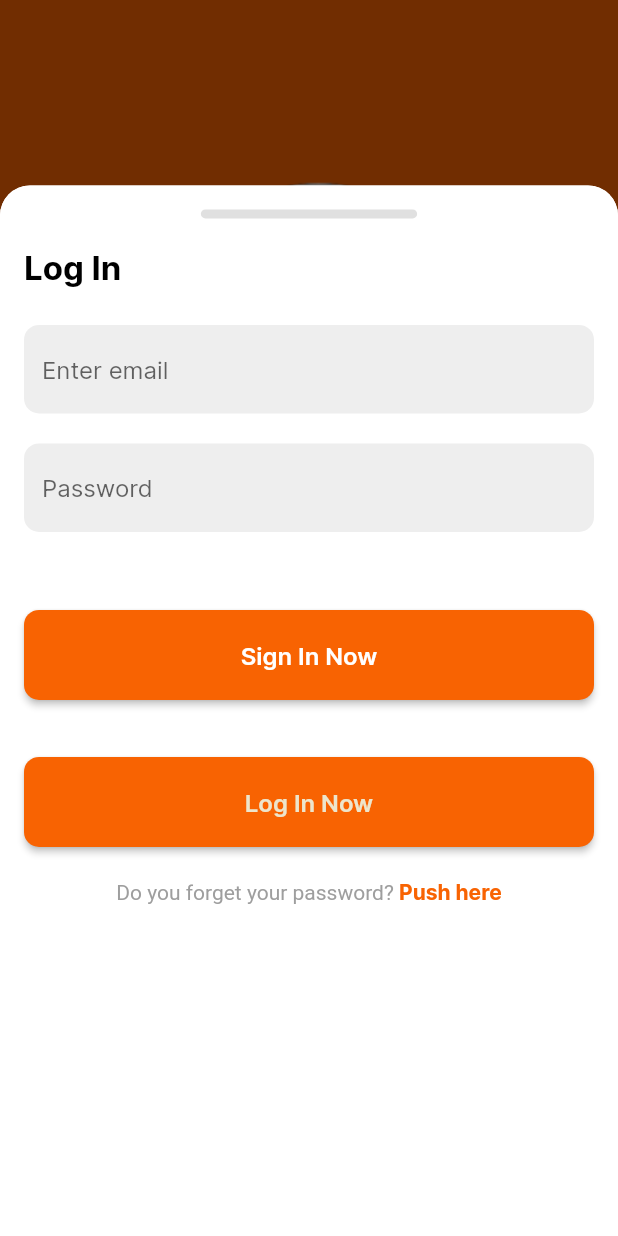
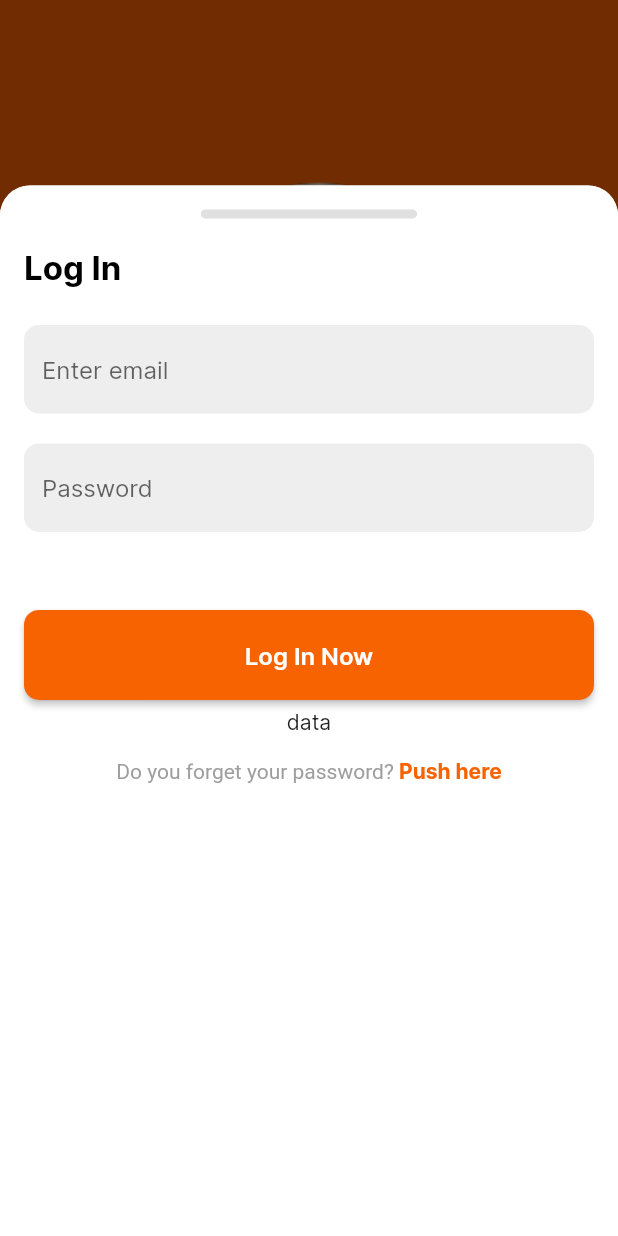
Before and after one commit to Caterina2001/Ttumble, a Flutter app: the LoginPage screen opened directly, after a tap on "Log In", on a phone screen of 412 x 824 dp. Run offline on Flutter 3.47's test engine with Material 2 defaults, Android fonts, the phone set to English and light mode, and no system bars; our stand-ins replace bloc, curved_navigation_bar, dio, email_validator, equatable, flutter_bloc and 6 more; missing offline and left inert: expansion_card, flutter_phone_direct_caller; network calls fail; project files that could hold a hidden picture were left out.

Commit message:
Login Nitido

```diff
--- a/lib/views/widgets/modals/login_modalprueba.dart
+++ b/lib/views/widgets/modals/login_modalprueba.dart
@@ -1,5 +1,8 @@
+import 'dart:convert';
+
 import 'package:email_validator/email_validator.dart';
 import 'package:flutter/material.dart';
+import 'package:http/http.dart';
 import 'package:ttumble/views/screens/home_page.dart';
 import '../../../services/login_service.dart';
 import '../../screens/location.dart';
@@ -30,6 +33,37 @@ class LoginModal extends State<LoginModall> {
 
   final TextEditingController userController = TextEditingController();
   final TextEditingController passController = TextEditingController();
+  void login(String user, pass) async {
+    try {
+      Response response = await post(
+          Uri.parse(
+              'https://en2gomas.com/api.tumble/controller/usuarioController.php?op=login'),
+          body: {'user': user, 'pass': pass});
+
+      if (response.statusCode == 200) {
+        var data = jsonDecode(response.body.toString());
+        /* print(data);
+
+        print(data[0]['usu_id']);  */ //
+        if (data == 'No encontrado') {
+          print('Usuario no encontrado, intente de nuevo');
+          _showMyDialog();
+        } else {
+          print(data);
+
+          print(data[0]['usu_id']);
+          Navigator.push(
+              context, MaterialPageRoute(builder: (context) => Location()));
+        }
+        //print('Login successfully');
+      } else {
+        print('failed');
+      }
+    } catch (e) {
+      print(e.toString());
+    }
+  }
+
   Future<LogIn>? _futureLogIn;
   final formKey = GlobalKey<FormState>();
 
@@ -80,45 +114,8 @@ class LoginModal extends State<LoginModall> {
                   ),
                 ),
                 (_futureLogIn == null) ? buildColumn() : buildFutureBuilder(),
-                // Form
-                /* CustomTextField(
-                title: 'E-Mail',
-                hint: 'yourmail@mail.com',
-                margin: EdgeInsets.all(0.0),
-                padding: EdgeInsets.all(10.0),
-              ),
-              CustomTextField(
-                title: 'Password',
-                hint: '**********',
-                obsecureText: true,
-                margin: EdgeInsets.only(top: 16),
-                padding: EdgeInsets.all(10.0),
-              ), */
+
                 // Log in Button
-
-                Container(
-                  margin: EdgeInsets.only(top: 32, bottom: 6),
-                  width: MediaQuery.of(context).size.width,
-                  height: 60,
-                  child: ElevatedButton(
-                    onPressed: () {
-                      Navigator.of(context).pop();
-                      Navigator.of(context).pushReplacement(
-                          MaterialPageRoute(builder: (context) => Location()));
-                    },
-                    child: Text('Log In Now',
-                        style: TextStyle(
-                            color: AppColor.secondary,
-                            fontSize: 16,
-                            fontWeight: FontWeight.w600,
-                            fontFamily: 'inter')),
-                    style: ElevatedButton.styleFrom(
-                      shape: RoundedRectangleBorder(
-                          borderRadius: BorderRadius.circular(10)),
-                      primary: AppColor.primary,
-                    ),
-                  ),
-                ),
 
                 TextButton(
                   onPressed: () {},
@@ -155,10 +152,6 @@ class LoginModal extends State<LoginModall> {
       children: <Widget>[
         TextFormField(
           controller: userController,
-          //onSaved: (input) => logIn.user = input!,
-          /* validator: (email) => email != null && !EmailValidator.validate(email)
-              ? 'Enter a valid email'
-              : null, */
           decoration: InputDecoration(
               hintText: 'Enter email',
               border: OutlineInputBorder(
@@ -191,13 +184,6 @@ class LoginModal extends State<LoginModall> {
               /* InputBorder.none, */
               fillColor: Colors.grey[200],
               filled: true),
-          /* validator: (value) {
-            if (value != null) {
-              return 'Password is required';
-            } else {
-              return null;
-            }
-          }, */
         ),
         Padding(padding: EdgeInsets.only(bottom: 20)),
         Container(
@@ -206,33 +192,10 @@ class LoginModal extends State<LoginModall> {
           height: 60,
           child: ElevatedButton(
             onPressed: () {
-              /*  final wrap = globalFormKey.currentState;
-              if (wrap!.validate()) {
-                Navigator.of(context)
-                    .push(MaterialPageRoute(builder: (context) => HomePage()));
-                wrap.save();
-                return print(logIn.toJson());
-              } */
-
-              /* return false;
-              if (validateAndSave()) {
-                print(logIn.toJson());
-              } */
-              final isValidForm = formKey.currentState!.validate();
-              if (isValidForm) {
-                Navigator.of(context)
-                    .push(MaterialPageRoute(builder: (context) => HomePage()));
-                setState(() {
-                  //usu = fullnameController.text;
-                  // ignore: unnecessary_cast
-                  _futureLogIn = createLogIn(
-                    userController.text,
-                    passController.text,
-                  );
-                });
-              }
+              login(userController.text.toString(),
+                  passController.text.toString());
             },
-            child: const Text('Sign In Now',
+            child: const Text('Log In Now',
                 style: TextStyle(
                     color: Colors.white,
                     fontSize: 16,
@@ -244,7 +207,8 @@ class LoginModal extends State<LoginModall> {
               primary: AppColor.primary,
             ),
           ),
-        )
+        ),
+        Text('data')
       ],
     );
   }
@@ -274,4 +238,34 @@ class LoginModal extends State<LoginModall> {
     }
     return false;
   }
+
+  Future<void> _showMyDialog() async {
+    return showDialog<void>(
+      context: context,
+      barrierDismissible: false, // user must tap button!
+      builder: (BuildContext context) {
+        return AlertDialog(
+          title: const Text('Please Try Again'),
+          content: SingleChildScrollView(
+            child: ListBody(
+              children: const <Widget>[
+                Text('Email or Password incorrect'),
+              ],
+            ),
+          ),
+          actions: <Widget>[
+            TextButton(
+              child: const Text(
+                'Approve',
+                style: TextStyle(color: Colors.orange),
+              ),
+              onPressed: () {
+                Navigator.of(context).pop();
+              },
+            ),
+          ],
+        );
+      },
+    );
+  }
 }
```
